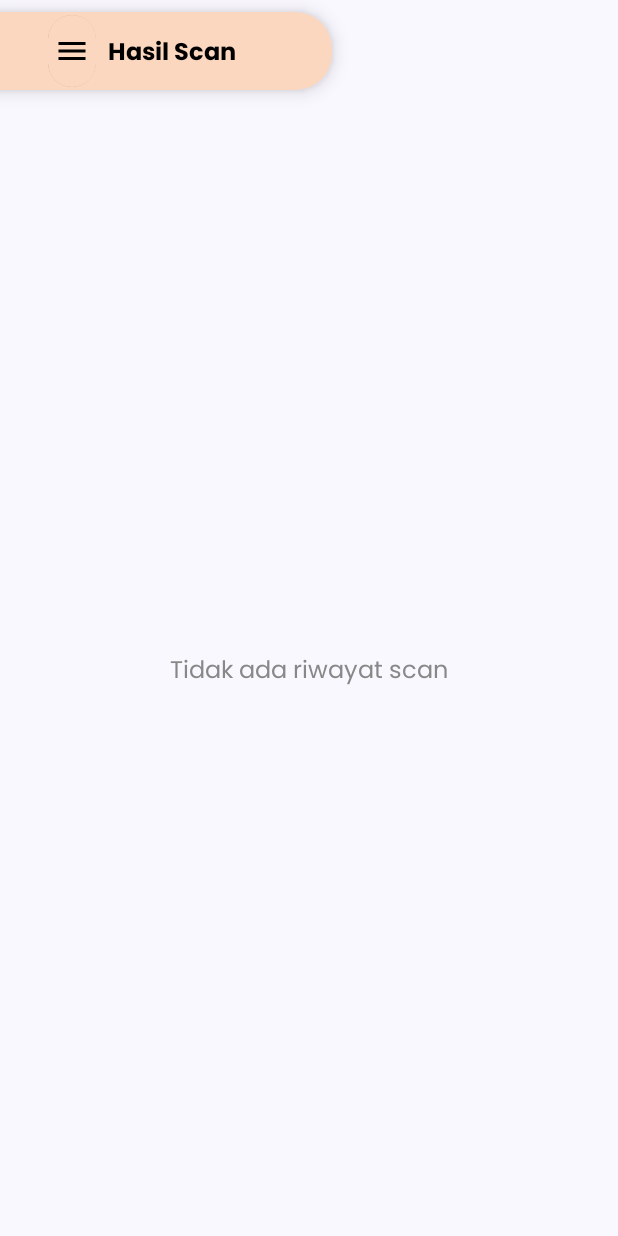
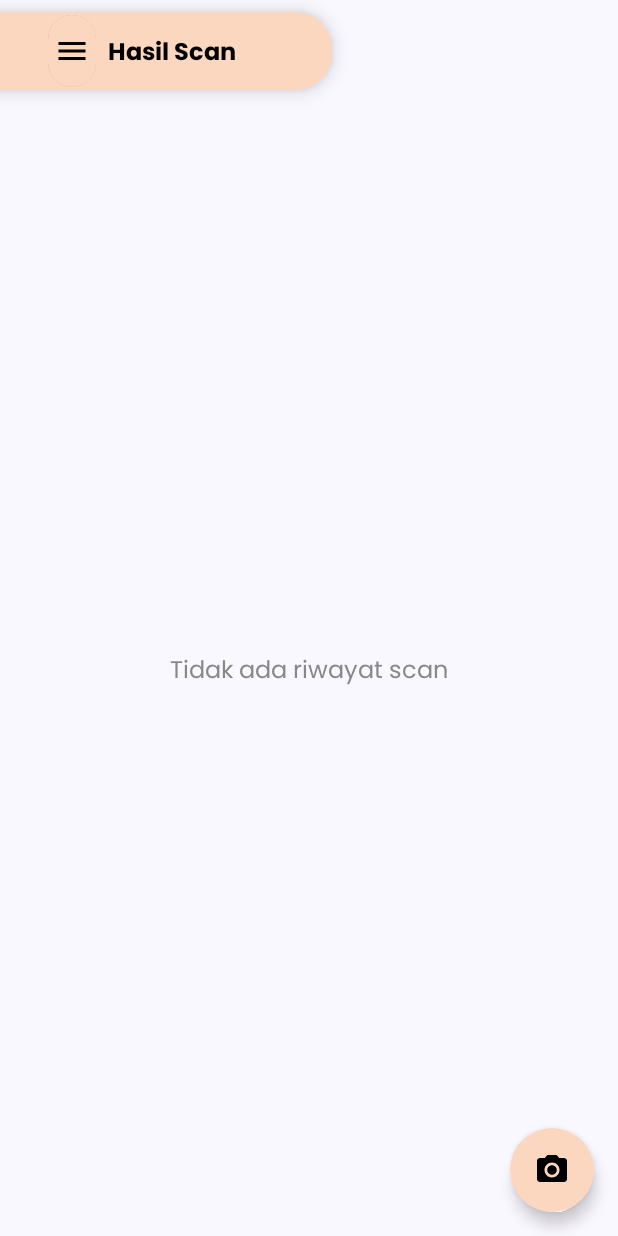
Before and after one commit to divorggg/PlantIn, an Android app built with Jetpack Compose: the HistoryActivity screen opened directly, with no data from a screen before it, on a phone screen of 412 x 824 dp. Run offline under Robolectric (Android 15) with nearby library versions, the phone set to English and light mode, and no system bars; our stand-ins replace Room's generated code, accompanist; pictures from the network do not load.

Commit message:
Menambahkan FAB dari hasil scan

```diff
--- a/app/src/main/java/com/example/plantin/MainActivity.kt
+++ b/app/src/main/java/com/example/plantin/MainActivity.kt
@@ -269,8 +269,8 @@ class MainActivity : ComponentActivity() {
                     TopAppBar(
                         title = {
                             Text(buildAnnotatedString {
-                                withStyle(SpanStyle(color = Color(0xFFFAA96C))) { append("Plant") }
-                                withStyle(SpanStyle(color = Color(0xFF054D3B))) { append("In") }
+                                withStyle(SpanStyle(color = Color(0xFFFAA96C))) { append("Citrus") }
+                                withStyle(SpanStyle(color = Color(0xFF054D3B))) { append("Detector") }
                             }, fontWeight = FontWeight.Bold)
                         },
                         navigationIcon = {
--- a/app/src/main/java/com/example/plantin/classification/history/HistoryScreen.kt
+++ b/app/src/main/java/com/example/plantin/classification/history/HistoryScreen.kt
@@ -24,10 +24,12 @@ import androidx.compose.foundation.shape.CircleShape
 import androidx.compose.foundation.shape.RoundedCornerShape
 import androidx.compose.material.icons.Icons
 import androidx.compose.material.icons.filled.Menu
+import androidx.compose.material.icons.filled.PhotoCamera
 import androidx.compose.material3.Card
 import androidx.compose.material3.CardDefaults
 import androidx.compose.material3.DrawerValue
 import androidx.compose.material3.ExperimentalMaterial3Api
+import androidx.compose.material3.FloatingActionButton
 import androidx.compose.material3.Icon
 import androidx.compose.material3.IconButton
 import androidx.compose.material3.ModalNavigationDrawer
@@ -55,6 +57,7 @@ import androidx.compose.ui.unit.sp
 import androidx.lifecycle.viewmodel.compose.viewModel
 import coil.compose.rememberAsyncImagePainter
 import com.example.plantin.MainActivity
+import com.example.plantin.classification.ClassificationActivity
 import com.example.plantin.classification.history.dao.DetectionHistory
 import com.example.plantin.classification.history.dao.HistoryViewModel
 import com.example.plantin.notes.NotesPage
@@ -124,14 +127,31 @@ fun HistoryScreen(
             )
         }
     ) {
-        Scaffold(modifier = Modifier
-            .windowInsetsPadding(WindowInsets.statusBars)
-            .fillMaxSize(),
+        Scaffold(
+            modifier = Modifier
+                .windowInsetsPadding(WindowInsets.statusBars)
+                .fillMaxSize(),
             topBar = {
                 TopBarScan(
                     onMenuClick = { scope.launch { drawerState.open() } }
                 )
+            },
+            floatingActionButton = {
+                FloatingActionButton(
+                    onClick = {
+                        context.startActivity(Intent(context, ClassificationActivity::class.java))
+                    },
+                    containerColor = Color(0xFFFAD7BE),
+                    shape = CircleShape,
+                ) {
+                    Icon(
+                        imageVector = Icons.Filled.PhotoCamera, // Ganti dengan ikon lain jika mau
+                        contentDescription = "Ke halaman klasifikasi",
+                        tint = Color.Black
+                    )
+                }
             }
+
         ) { paddingValues ->
             if (groupedHistory.isEmpty()) {
                 Box(
```
Also changed, not shown: 1 other file.
